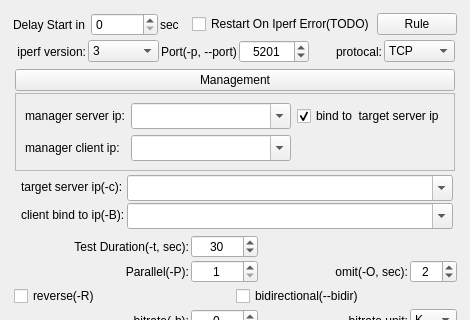
coolshou/qiperf, file qiperfc/src/dlgiperf.ui: the form before one commit; both pictures show x 0 to 470 and y 0 to 320 of the 470 by 546 pixel window.
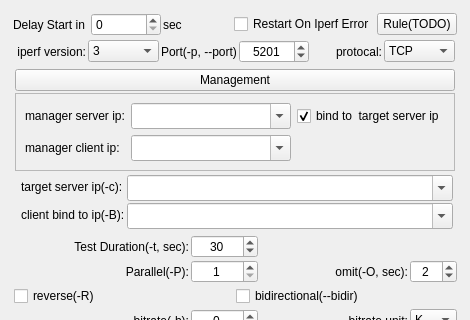
The form after the commit. Icons and pictures are not drawn.

Commit message: add -w toolTip

```diff
--- a/qiperfc/src/dlgiperf.ui
+++ b/qiperfc/src/dlgiperf.ui
@@ -574,14 +574,14 @@
          <item>
           <widget class="QCheckBox" name="cbRestartOnError">
            <property name="text">
-            <string>Restart On Iperf Error(TODO)</string>
+            <string>Restart On Iperf Error</string>
            </property>
           </widget>
          </item>
          <item>
           <widget class="QPushButton" name="pbRestartRule">
            <property name="text">
-            <string>Rule</string>
+            <string>Rule(TODO)</string>
            </property>
           </widget>
          </item>
```
Left out of the diff: 3 changed lines with no effect on the pictures.
